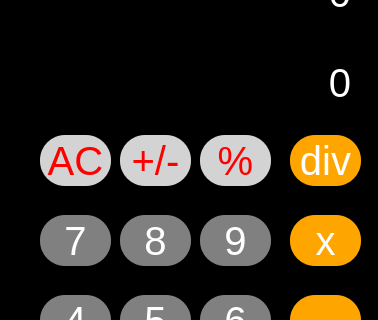
First picture: the form in calculadora_iphone.ui, repository masm5122-ctrl/calculadora, before the edit; both pictures show x 0 to 378 and y 115 to 435 of the 378 by 653 pixel window.
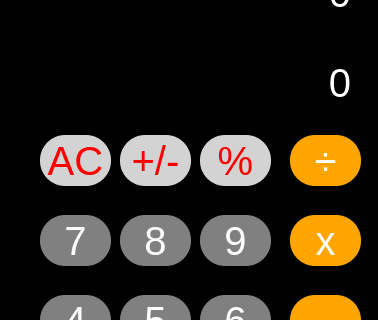
Second picture: the form after the edit.

Commit message:
INV,PORC
INCLUINDO A PORCENTAGEM ,INVERTER

```diff
--- a/calculadora_iphone.ui
+++ b/calculadora_iphone.ui
@@ -294,7 +294,7 @@
      </font>
     </property>
     <property name="text">
-     <string>div</string>
+     <string>÷</string>
     </property>
     <property name="shortcut">
      <string>/</string>
```
The commit also changes 2 other files.
